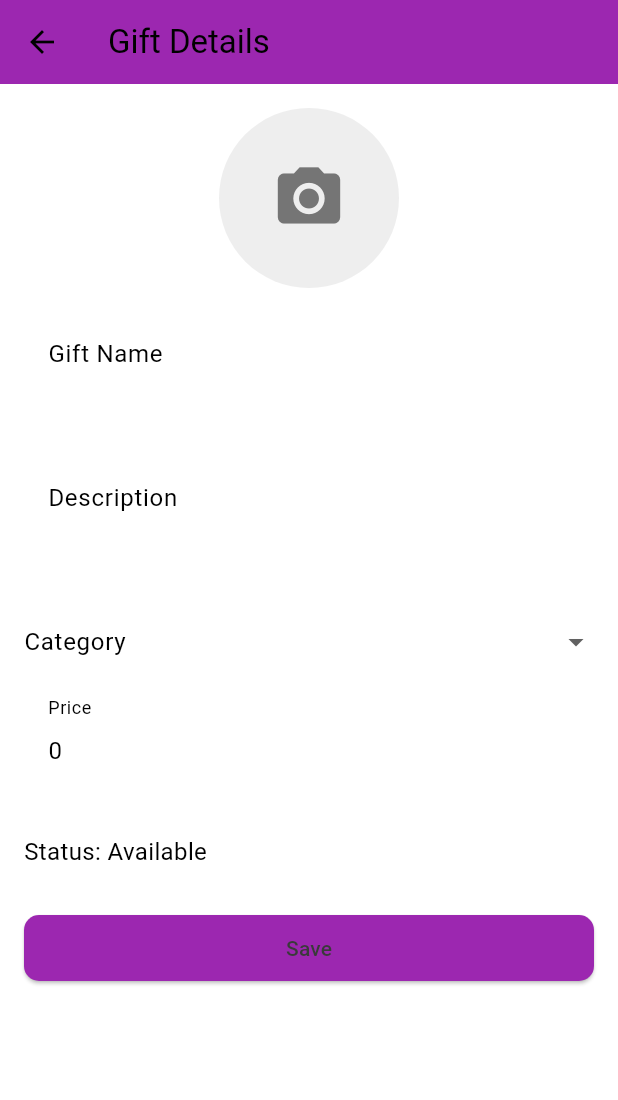
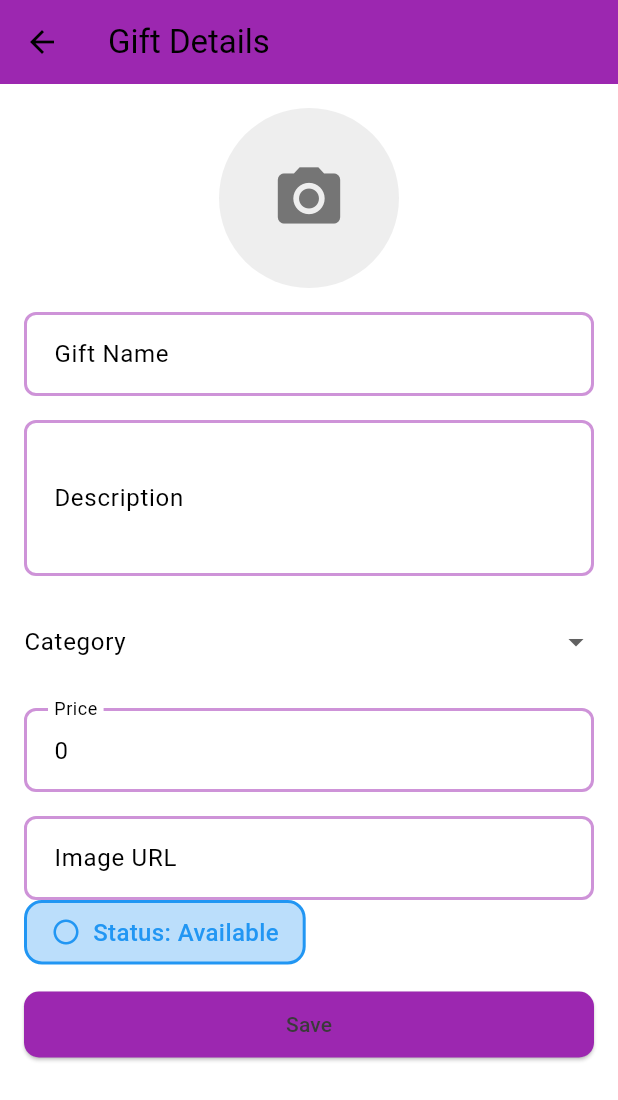
Before and after one commit to faridaelhusseiny278/Hedieaty-Flutter-App, a Flutter app: the GiftDetailsPage screen opened directly with empty values, on a phone screen of 412 x 824 dp. Shown: the top 1100 px of the screen. Run offline on Flutter 3.47's test engine with Material 3 defaults, Android fonts, the phone set to English and light mode, and no system bars; our stand-ins replace image_picker; Roboto replaces fonts that are missing (Nunito); statements that could not run were skipped.

Commit message:
update image url property

```diff
--- a/lib/gift_details_page.dart
+++ b/lib/gift_details_page.dart
@@ -1,4 +1,5 @@
 import 'package:flutter/material.dart';
+import 'package:image_picker/image_picker.dart';
 
 class GiftDetailsPage extends StatefulWidget {
   final Map<String, dynamic> giftDetails;
@@ -10,22 +11,22 @@ class GiftDetailsPage extends StatefulWidget {
 }
 
 class _GiftDetailsPageState extends State<GiftDetailsPage> {
+
   late TextEditingController giftNameController;
   late TextEditingController descriptionController;
   late TextEditingController priceController;
+  late TextEditingController imageURLController = TextEditingController();
   String selectedCategory = "Electronics"; // Default category
   bool isPledged = false; // Default status
-  String giftImageUrl = ""; // Store the uploaded image URL (if any)
 
   @override
   void initState() {
     super.initState();
     // Initialize controllers with the gift details
     giftNameController = TextEditingController(text: widget.giftDetails['name']);
-    descriptionController =
-        TextEditingController(text: widget.giftDetails['description'] ?? "");
-    priceController =
-        TextEditingController(text: widget.giftDetails['price']?.toString() ?? "");
+    descriptionController = TextEditingController(text: widget.giftDetails['description'] ?? "");
+    priceController = TextEditingController(text: widget.giftDetails['price']?.toString() ?? "");
+    imageURLController = TextEditingController(text: widget.giftDetails['imageurl']?.toString() ?? "");
     selectedCategory = widget.giftDetails['category'] ?? "Electronics";
     isPledged = widget.giftDetails['pledged'] ?? false; // This line remains unchanged
   }
@@ -35,17 +36,10 @@ class _GiftDetailsPageState extends State<GiftDetailsPage> {
     giftNameController.dispose();
     descriptionController.dispose();
     priceController.dispose();
+    imageURLController.dispose();
     super.dispose();
   }
 
-  // Method to simulate image upload
-  void _uploadImage() {
-    // For simplicity, we simulate an image upload and set a placeholder URL
-    setState(() {
-      giftImageUrl =
-      "https://via.placeholder.com/150"; // Replace with actual upload logic
-    });
-  }
 
   @override
   Widget build(BuildContext context) {
@@ -68,38 +62,54 @@ class _GiftDetailsPageState extends State<GiftDetailsPage> {
                     CircleAvatar(
                       radius: 60,
                       backgroundColor: Colors.grey.shade200,
-                      backgroundImage: giftImageUrl.isNotEmpty
-                          ? NetworkImage(giftImageUrl)
-                          : null,
-                      child: giftImageUrl.isEmpty
+                      backgroundImage: imageURLController.text.isNotEmpty
+                          ? NetworkImage(imageURLController.text) // Use the URL provided by the user
+                          : null, // If no URL, the icon will stay as the default
+                      child: imageURLController.text.isEmpty
                           ? Icon(
                         Icons.camera_alt,
                         size: 50,
                         color: Colors.grey.shade600,
                       )
-                          : null,
+                          : null, // If URL is provided, the icon disappears
                     ),
-                    Positioned.fill(
-                      child: Material(
-                        color: Colors.transparent,
-                        child: InkWell(
-                          onTap: _uploadImage,
-                          child: Container(),
-                        ),
-                      ),
-                    ),
+
+
                   ],
                 ),
               ),
+
               SizedBox(height: 16),
 
-              // Gift Name
               TextField(
                 controller: giftNameController,
                 enabled: !isPledged,
                 decoration: InputDecoration(
                   labelText: "Gift Name",
-                  border: OutlineInputBorder(),
+                  border: OutlineInputBorder(
+                    borderRadius: BorderRadius.circular(8),
+                    borderSide: BorderSide(
+                      color: Colors.purple,
+                      width: 2,
+                    ),
+                  ),
+                  focusedBorder: OutlineInputBorder(
+                    borderRadius: BorderRadius.circular(8),
+                    borderSide: BorderSide(
+                      color: Colors.purple,
+                      width: 2,
+                    ),
+                  ),
+                  enabledBorder: OutlineInputBorder(
+                    borderRadius: BorderRadius.circular(8),
+                    borderSide: BorderSide(
+                      color: Colors.purple.shade200,
+                      width: 2,
+                    ),
+                  ),
+                  filled: true,
+                  fillColor: Colors.white,
+                  contentPadding: EdgeInsets.all(16),
                 ),
               ),
               SizedBox(height: 16),
@@ -111,7 +121,30 @@ class _GiftDetailsPageState extends State<GiftDetailsPage> {
                 maxLines: 3,
                 decoration: InputDecoration(
                   labelText: "Description",
-                  border: OutlineInputBorder(),
+                  border: OutlineInputBorder(
+                    borderRadius: BorderRadius.circular(8),
+                    borderSide: BorderSide(
+                      color: Colors.purple,
+                      width: 2,
+                    ),
+                  ),
+                  focusedBorder: OutlineInputBorder(
+                    borderRadius: BorderRadius.circular(8),
+                    borderSide: BorderSide(
+                      color: Colors.purple,
+                      width: 2,
+                    ),
+                  ),
+                  enabledBorder: OutlineInputBorder(
+                    borderRadius: BorderRadius.circular(8),
+                    borderSide: BorderSide(
+                      color: Colors.purple.shade200,
+                      width: 2,
+                    ),
+                  ),
+                  filled: true,
+                  fillColor: Colors.white,
+                  contentPadding: EdgeInsets.all(16),
                 ),
               ),
               SizedBox(height: 16),
@@ -134,51 +167,117 @@ class _GiftDetailsPageState extends State<GiftDetailsPage> {
                     .toList(),
                 decoration: InputDecoration(
                   labelText: 'Category',
-                  // You can add other decoration options here
                 ),
               ),
 
               SizedBox(height: 16),
 
-              // Price Input
               TextField(
                 controller: priceController,
                 enabled: !isPledged,
                 keyboardType: TextInputType.number,
                 decoration: InputDecoration(
                   labelText: "Price",
-                  border: OutlineInputBorder(),
+                  border: OutlineInputBorder(
+                    borderRadius: BorderRadius.circular(8),
+                    borderSide: BorderSide(
+                      color: Colors.purple,
+                      width: 2,
+                    ),
+                  ),
+                  focusedBorder: OutlineInputBorder(
+                    borderRadius: BorderRadius.circular(8),
+                    borderSide: BorderSide(
+                      color: Colors.purple,
+                      width: 2,
+                    ),
+                  ),
+                  enabledBorder: OutlineInputBorder(
+                    borderRadius: BorderRadius.circular(8),
+                    borderSide: BorderSide(
+                      color: Colors.purple.shade200,
+                      width: 2,
+                    ),
+                  ),
+                  filled: true,
+                  fillColor: Colors.white,
+                  contentPadding: EdgeInsets.all(16),
                 ),
               ),
               SizedBox(height: 16),
+              TextField(
+                controller: imageURLController,
+                enabled: !isPledged,
+                decoration: InputDecoration(
+                  labelText: "Image URL",
+                  border: OutlineInputBorder(
+                    borderRadius: BorderRadius.circular(8),
+                    borderSide: BorderSide(
+                      color: Colors.purple,
+                      width: 2,
+                    ),
+                  ),
+                  focusedBorder: OutlineInputBorder(
+                    borderRadius: BorderRadius.circular(8),
+                    borderSide: BorderSide(
+                      color: Colors.purple,
+                      width: 2,
+                    ),
+                  ),
+                  enabledBorder: OutlineInputBorder(
+                    borderRadius: BorderRadius.circular(8),
+                    borderSide: BorderSide(
+                      color: Colors.purple.shade200,
+                      width: 2,
+                    ),
+                  ),
+                  filled: true,
+                  fillColor: Colors.white,
+                  contentPadding: EdgeInsets.all(16),
+                ),
+              ),
 
               // Status Toggle
               Row(
                 mainAxisAlignment: MainAxisAlignment.spaceBetween,
                 children: [
-                  Text(
-                    "Status: ${isPledged ? "Pledged" : "Available"}",
-                    style: TextStyle(fontSize: 16),
-                  ),
-                  Switch(
-                    value: isPledged,
-                    onChanged: (value) {
-                      // Prevent toggling to Available if currently Pledged
-                      if (isPledged) {
-                        ScaffoldMessenger.of(context).showSnackBar(
-                          SnackBar(
-                            content: Text("Pledged gifts cannot be modified."),
+                  // Status Label with Icon
+                  Container(
+                    padding: EdgeInsets.symmetric(vertical: 8, horizontal: 16),
+                    decoration: BoxDecoration(
+                      color: isPledged
+                          ? Colors.green.shade100
+                          : Colors.blue.shade100,
+                      borderRadius: BorderRadius.circular(12),
+                      border: Border.all(
+                        color: isPledged ? Colors.green : Colors.blue,
+                        width: 2,
+                      ),
+                    ),
+                    child: Row(
+                      children: [
+                        Icon(
+                          isPledged
+                              ? Icons.check_circle
+                              : Icons.circle_outlined,
+                          color: isPledged ? Colors.green : Colors.blue,
+                          size: 20,
+                        ),
+                        SizedBox(width: 8),
+                        Text(
+                          "Status: ${isPledged ? "Pledged" : "Available"}",
+                          style: TextStyle(
+                            fontSize: 16,
+                            fontWeight: FontWeight.w500,
+                            color: isPledged ? Colors.green : Colors.blue,
                           ),
-                        );
-                      } else {
-                        setState(() {
-                          isPledged = value;
-                        });
-                      }
-                    },
+                        ),
+                      ],
+                    ),
                   ),
                 ],
               ),
+
               SizedBox(height: 16),
 
               // Save Button
@@ -193,12 +292,16 @@ class _GiftDetailsPageState extends State<GiftDetailsPage> {
                   } else {
                     // Ensure the returned values are never null
                     Navigator.pop(context, {
-                      'name': giftNameController.text.isNotEmpty ? giftNameController.text : "Unnamed Gift",
+                      'name': giftNameController.text.isNotEmpty
+                          ? giftNameController.text
+                          : "Unnamed Gift",
                       'category': selectedCategory,
-                      'description': descriptionController.text.isNotEmpty ? descriptionController.text : "No Description",
+                      'description': descriptionController.text.isNotEmpty
+                          ? descriptionController.text
+                          : "No Description",
                       'price': double.tryParse(priceController.text) ?? 0.0,
                       'pledged': isPledged,
-                      'image': giftImageUrl,
+                      'imageurl': imageURLController.text, // Send the image URL here
                     });
                   }
                 },
@@ -212,7 +315,6 @@ class _GiftDetailsPageState extends State<GiftDetailsPage> {
                 ),
                 child: Text("Save"),
               )
-
             ],
           ),
         ),
```
